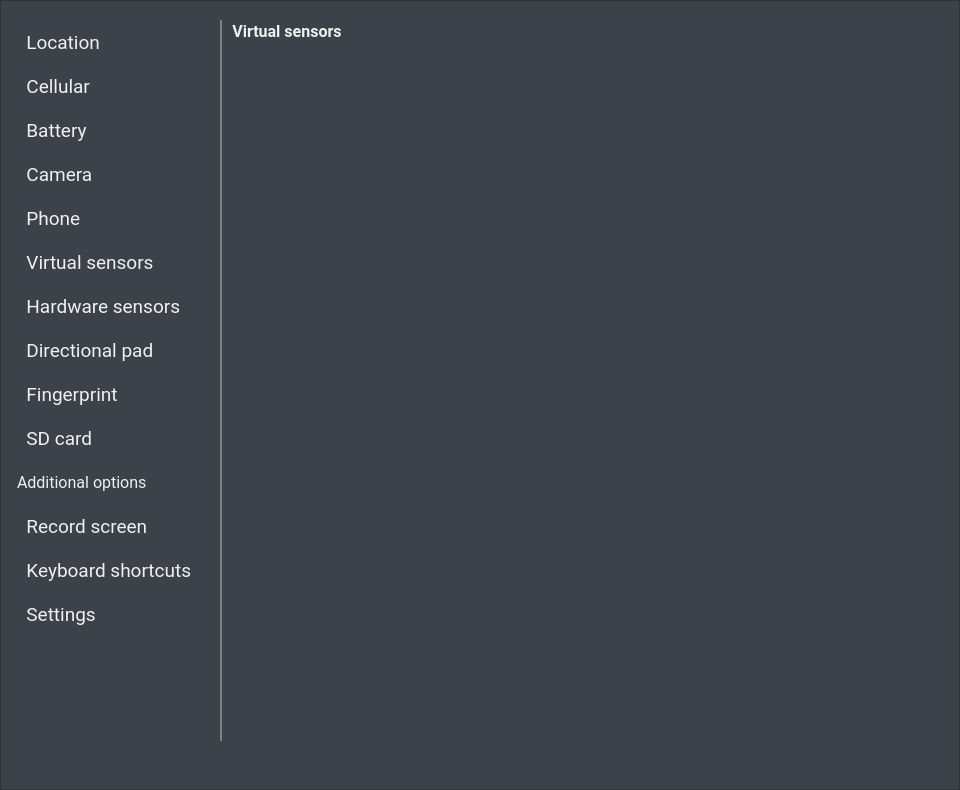
Before: the Qt Designer form android/skin/qt/extended.ui in aosp-mirror/platform_external_qemu, drawn with Qt 5.
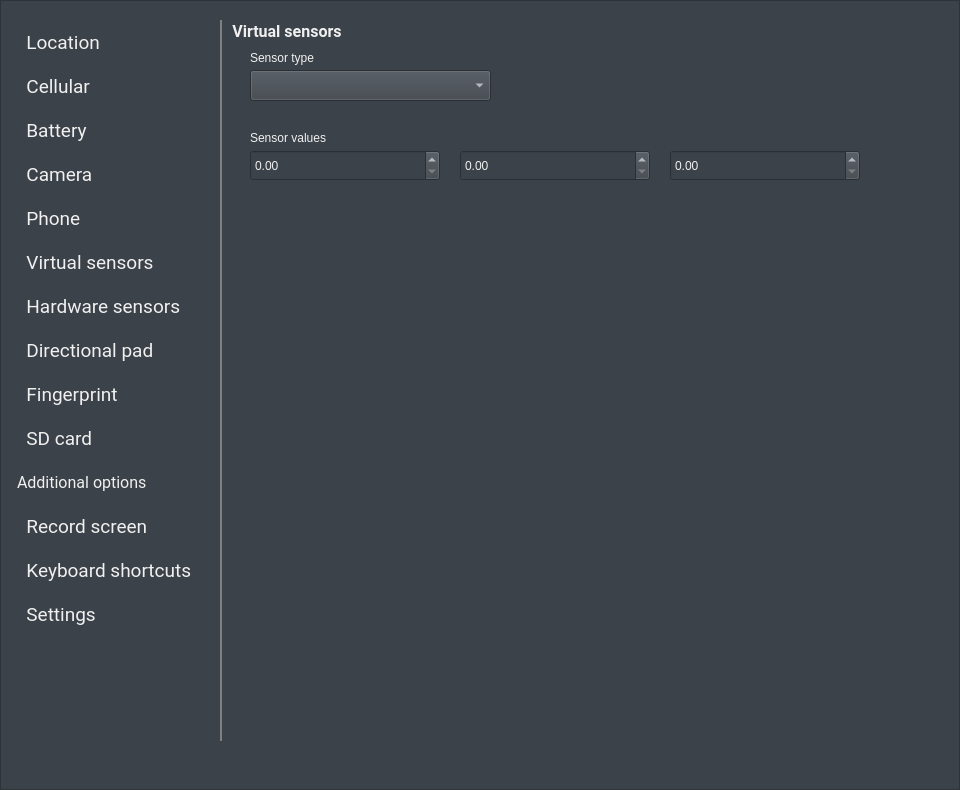
After: the same form once the commit is applied. The open tabs and pages were chosen to show the change. Icons and pictures are not drawn.

Commit message:
Add support for manipulating the virtual sensors through the UI.
This change adds some controls on "virtual sensors" tab of the extended
tools window that allow the user to alter the sensor values. Supported
sensor types: acceleration, orientation, magnetic field, temperature and
proximity.

```diff
--- a/android/skin/qt/extended.ui
+++ b/android/skin/qt/extended.ui
@@ -39,6 +39,9 @@
      <height>721</height>
     </rect>
    </property>
+   <property name="layoutDirection">
+    <enum>Qt::LeftToRight</enum>
+   </property>
    <property name="currentIndex">
     <number>0</number>
    </property>
@@ -1269,6 +1272,114 @@
       <string>Virtual sensors</string>
      </property>
     </widget>
+    <widget class="QComboBox" name="virtsensors_sensorType">
+     <property name="geometry">
+      <rect>
+       <x>20</x>
+       <y>50</y>
+       <width>241</width>
+       <height>31</height>
+      </rect>
+     </property>
+     <property name="styleSheet">
+      <string notr="true">padding: 3px 3px 3px 3px;</string>
+     </property>
+     <property name="currentText">
+      <string/>
+     </property>
+     <property name="currentIndex">
+      <number>-1</number>
+     </property>
+     <property name="maxCount">
+      <number>2147483647</number>
+     </property>
+     <property name="minimumContentsLength">
+      <number>0</number>
+     </property>
+     <property name="modelColumn">
+      <number>0</number>
+     </property>
+    </widget>
+    <widget class="QLabel" name="label">
+     <property name="geometry">
+      <rect>
+       <x>20</x>
+       <y>30</y>
+       <width>81</width>
+       <height>16</height>
+      </rect>
+     </property>
+     <property name="text">
+      <string>Sensor type</string>
+     </property>
+     <property name="ColorGroup" stdset="0">
+      <string>Title</string>
+     </property>
+    </widget>
+    <widget class="QDoubleSpinBox" name="virtsensors_valueCSpinBox">
+     <property name="geometry">
+      <rect>
+       <x>440</x>
+       <y>130</y>
+       <width>190</width>
+       <height>31</height>
+      </rect>
+     </property>
+     <property name="suffix">
+      <string/>
+     </property>
+     <property name="minimum">
+      <double>0.000000000000000</double>
+     </property>
+    </widget>
+    <widget class="QDoubleSpinBox" name="virtsensors_valueBSpinBox">
+     <property name="geometry">
+      <rect>
+       <x>230</x>
+       <y>130</y>
+       <width>190</width>
+       <height>31</height>
+      </rect>
+     </property>
+     <property name="suffix">
+      <string/>
+     </property>
+     <property name="minimum">
+      <double>0.000000000000000</double>
+     </property>
+    </widget>
+    <widget class="QDoubleSpinBox" name="virtsensors_valueASpinBox">
+     <property name="geometry">
+      <rect>
+       <x>20</x>
+       <y>130</y>
+       <width>190</width>
+       <height>31</height>
+      </rect>
+     </property>
+     <property name="suffix">
+      <string/>
+     </property>
+     <property name="minimum">
+      <double>0.000000000000000</double>
+     </property>
+    </widget>
+    <widget class="QLabel" name="label_2">
+     <property name="geometry">
+      <rect>
+       <x>20</x>
+       <y>110</y>
+       <width>91</width>
+       <height>16</height>
+      </rect>
+     </property>
+     <property name="text">
+      <string>Sensor values</string>
+     </property>
+     <property name="ColorGroup" stdset="0">
+      <string>Title</string>
+     </property>
+    </widget>
    </widget>
    <widget class="QWidget" name="page_3">
     <widget class="QGroupBox" name="hardwareSensorsBox">
```
Left out of the diff: 6 changed lines with no effect on the pictures. The commit also changes 9 other files.
